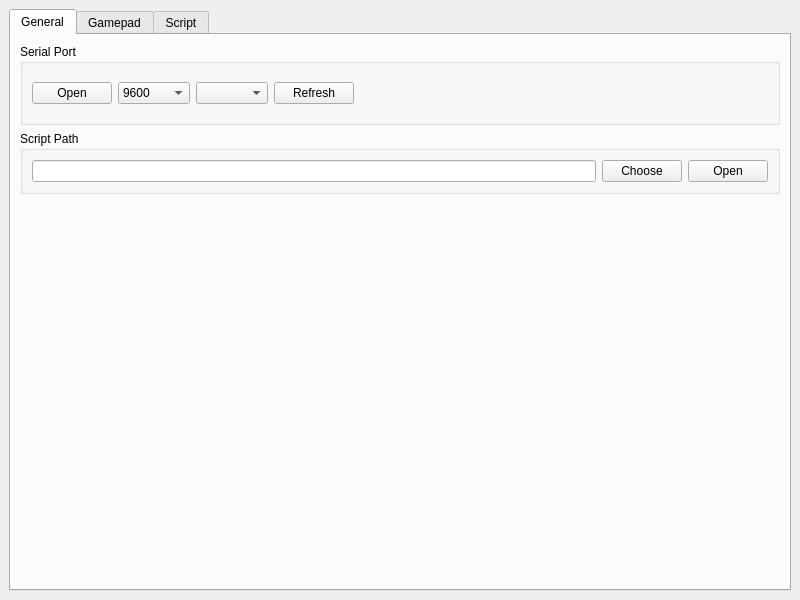
The window that gamepad.ui (zhengran14/SwitchGamepad) describes before a commit, drawn with Qt 5.
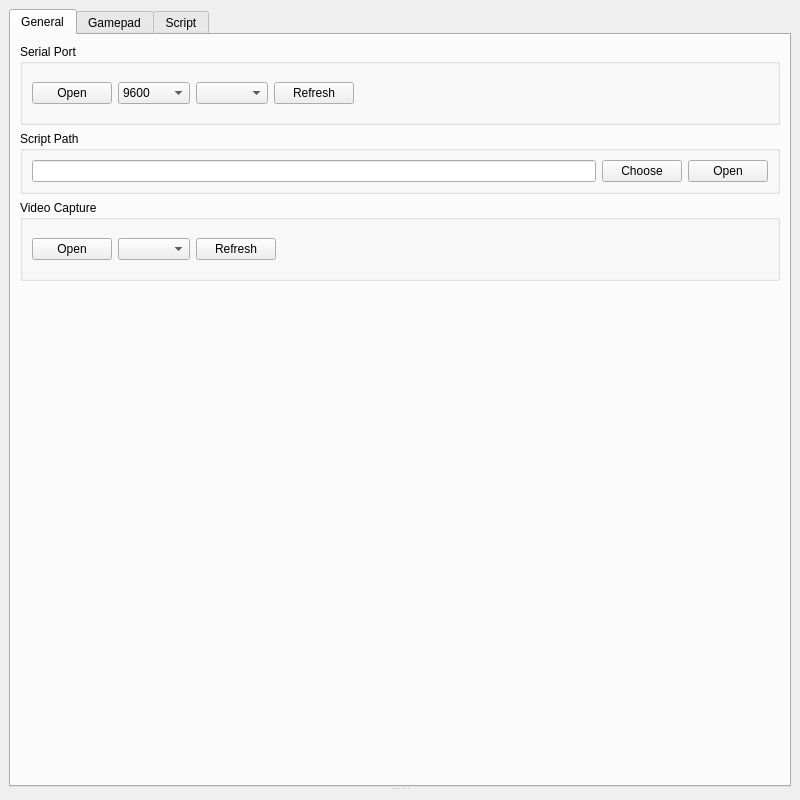
The same window after the commit. Custom widgets are drawn as their Qt base class.

Commit message: Add video capture by QCamera and remove opencv

Patch:
```diff
--- a/gamepad.ui
+++ b/gamepad.ui
@@ -7,16 +7,50 @@
     <x>0</x>
     <y>0</y>
     <width>800</width>
-    <height>600</height>
+    <height>800</height>
    </rect>
   </property>
+  <property name="minimumSize">
+   <size>
+    <width>800</width>
+    <height>800</height>
+   </size>
+  </property>
   <property name="windowTitle">
    <string>Gamepad</string>
   </property>
   <widget class="QWidget" name="centralwidget">
    <layout class="QHBoxLayout" name="horizontalLayout_3">
     <item>
+     <widget class="QSplitter" name="splitter_2">
+      <property name="orientation">
+       <enum>Qt::Vertical</enum>
+      </property>
+      <widget class="QWidget" name="widget" native="true">
+       <layout class="QGridLayout" name="gridLayout_3">
+        <property name="leftMargin">
+         <number>0</number>
+        </property>
+        <property name="topMargin">
+         <number>0</number>
+        </property>
+        <property name="rightMargin">
+         <number>0</number>
+        </property>
+        <property name="bottomMargin">
+         <number>0</number>
+        </property>
+        <property name="spacing">
+         <number>0</number>
+        </property>
+        <item row="0" column="0">
      <widget class="QTabWidget" name="tabWidget">
+          <property name="minimumSize">
+           <size>
+            <width>0</width>
+            <height>350</height>
+           </size>
+          </property>
       <property name="focusPolicy">
        <enum>Qt::NoFocus</enum>
       </property>
@@ -159,6 +193,57 @@
           </layout>
          </widget>
         </item>
+            <item>
+             <widget class="QGroupBox" name="groupBox_3">
+              <property name="title">
+               <string>Video Capture</string>
+              </property>
+              <layout class="QHBoxLayout" name="horizontalLayout_6">
+               <item>
+                <widget class="QPushButton" name="videoCaptureSwitch">
+                 <property name="text">
+                  <string>Open</string>
+                 </property>
+                </widget>
+               </item>
+               <item>
+                <widget class="QWidget" name="videoCaptureParamPanel" native="true">
+                 <layout class="QHBoxLayout" name="horizontalLayout_8">
+                  <property name="leftMargin">
+                   <number>0</number>
+                  </property>
+                  <property name="rightMargin">
+                   <number>0</number>
+                  </property>
+                  <item>
+                   <widget class="QComboBox" name="videoCaptureList"/>
+                  </item>
+                  <item>
+                   <widget class="QPushButton" name="videoCaptureRefresh">
+                    <property name="text">
+                     <string>Refresh</string>
+                    </property>
+                   </widget>
+                  </item>
+                 </layout>
+                </widget>
+               </item>
+               <item>
+                <spacer name="horizontalSpacer_2">
+                 <property name="orientation">
+                  <enum>Qt::Horizontal</enum>
+                 </property>
+                 <property name="sizeHint" stdset="0">
+                  <size>
+                   <width>424</width>
+                   <height>20</height>
+                  </size>
+                 </property>
+                </spacer>
+               </item>
+              </layout>
+             </widget>
+            </item>
         <item>
          <spacer name="verticalSpacer">
           <property name="orientation">
@@ -1053,6 +1138,26 @@
           </layout>
          </widget>
         </item>
+           </layout>
+          </widget>
+         </widget>
+        </item>
+       </layout>
+      </widget>
+      <widget class="QWidget" name="videoCaptureFrame" native="true">
+       <layout class="QGridLayout" name="gridLayout_4">
+        <property name="leftMargin">
+         <number>0</number>
+        </property>
+        <property name="topMargin">
+         <number>0</number>
+        </property>
+        <property name="rightMargin">
+         <number>0</number>
+        </property>
+        <property name="bottomMargin">
+         <number>0</number>
+        </property>
        </layout>
       </widget>
      </widget>
```
Left out of the diff: 2 changed lines with no effect on the pictures. Lines whose indentation alone changed are shown as unchanged. The commit also changes 6 other files.
